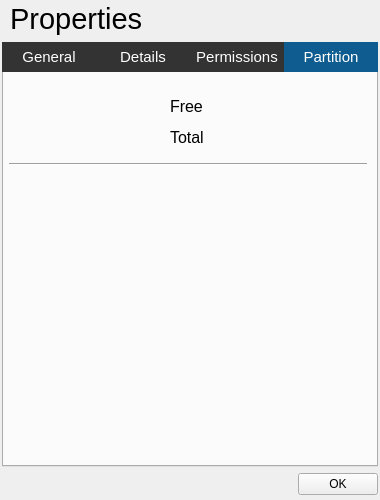
The window that corefm/propertiesw.ui (rahmanshaber/corebox) describes before a commit, drawn with Qt 5.
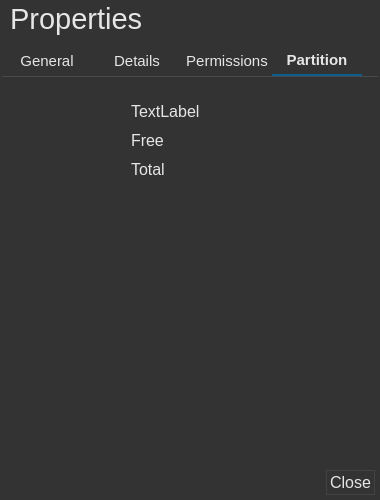
The same window after the commit. The open tabs and pages were chosen to show the change. Icons and pictures are not drawn.

The edit to the form file:
```diff
--- a/corefm/propertiesw.ui
+++ b/corefm/propertiesw.ui
@@ -17,7 +17,17 @@
    <iconset resource="../icons.qrc">
     <normaloff>:/icons/CoreFM.svg</normaloff>:/icons/CoreFM.svg</iconset>
   </property>
+  <property name="styleSheet">
+   <string notr="true">QWidget{
+background-color: #333333;
+color:#E6E6E6; 
+border: 1px rgb(67, 67, 67);
+}</string>
+  </property>
   <layout class="QVBoxLayout" name="verticalLayout">
+   <property name="spacing">
+    <number>15</number>
+   </property>
    <property name="leftMargin">
     <number>2</number>
    </property>
@@ -53,31 +63,29 @@
       </font>
      </property>
      <property name="styleSheet">
-      <string notr="true">QTabWidget QTabBar{
-background-color: #333333;
-height: 30px;
+      <string notr="true">
+QTabWidget::pane { /* The tab widget frame */
+	border-top: 1px solid #454A4D;
+	padding: 5px 0px;
 }
 
-QTabWidget QTabBar::tab{
-text-align: left;
-background-color: #136ba2;
-border-style: none;
-height: 30px;
-width: 84px;
-color: #ffffff;
-padding: 0px 5px 0px 5px;
-}
+QTabWidget::tab-bar { alignment: center; }
 
-QTabWidget QTabBar::tab:selected{
-background-color: #0f5d90;
+/* Style the tab using the tab sub-control. Note that
+    it reads QTabBar _not_ QTabWidget */
+QTabBar::tab {
+	border-style: none;
+	padding-bottom: 5px;
+	min-width: 90px;
 }
-QTabWidget QTabBar::tab:!selected{
-background-color:  #333333;
+QTabBar::tab:selected {
+	border-bottom: 2px solid #0f5d90;
+	font-weight: bold;
 }
-QTabWidget QTabBar::tab:hover{
-background-color:  #3D3D3D;
-}
-</string>
+QTabBar::tab:!selected {
+	font-weight: normal;
+	margin-bottom: 1px;
+}</string>
      </property>
      <property name="currentIndex">
       <number>3</number>
@@ -793,18 +801,60 @@
       </attribute>
       <layout class="QGridLayout" name="gridLayout_5">
        <property name="leftMargin">
-        <number>5</number>
+        <number>10</number>
        </property>
        <property name="topMargin">
         <number>20</number>
        </property>
+       <property name="rightMargin">
+        <number>10</number>
+       </property>
        <property name="bottomMargin">
         <number>2</number>
        </property>
-       <property name="spacing">
+       <property name="horizontalSpacing">
         <number>2</number>
        </property>
-       <item row="3" column="2">
+       <property name="verticalSpacing">
+        <number>10</number>
+       </property>
+       <item row="2" column="1" colspan="2">
+        <widget class="QLabel" name="sizefree">
+         <property name="font">
+          <font>
+           <pointsize>12</pointsize>
+          </font>
+         </property>
+         <property name="text">
+          <string>Free</string>
+         </property>
+        </widget>
+       </item>
+       <item row="3" column="1" colspan="2">
+        <widget class="QLabel" name="sizetotal">
+         <property name="font">
+          <font>
+           <pointsize>12</pointsize>
+          </font>
+         </property>
+         <property name="text">
+          <string>Total</string>
+         </property>
+        </widget>
+       </item>
+       <item row="1" column="1" colspan="2">
+        <widget class="QLabel" name="patitionN">
+         <property name="font">
+          <font>
+           <pointsize>12</pointsize>
+          </font>
+         </property>
+         <property name="text">
+          <string>TextLabel</string>
+         </property>
+        </widget>
+       </item>
+       <item row="4" column="0" colspan="3">
         <spacer name="verticalSpacer">
          <property name="orientation">
           <enum>Qt::Vertical</enum>
@@ -817,21 +867,14 @@
          </property>
         </spacer>
        </item>
-       <item row="2" column="0" colspan="4">
-        <widget class="Line" name="line_5">
-         <property name="minimumSize">
-          <size>
-           <width>0</width>
-           <height>20</height>
-          </size>
-         </property>
-         <property name="orientation">
-          <enum>Qt::Horizontal</enum>
-         </property>
-        </widget>
-       </item>
-       <item row="0" column="0" rowspan="2">
+       <item row="1" column="0" rowspan="3">
         <widget class="QPushButton" name="pushButton_3">
+         <property name="sizePolicy">
+          <sizepolicy hsizetype="Minimum" vsizetype="Expanding">
+           <horstretch>0</horstretch>
+           <verstretch>0</verstretch>
+          </sizepolicy>
+         </property>
          <property name="minimumSize">
           <size>
            <width>60</width>
@@ -840,8 +883,8 @@
          </property>
          <property name="maximumSize">
           <size>
-           <width>60</width>
-           <height>60</height>
+           <width>131</width>
+           <height>13513</height>
           </size>
          </property>
          <property name="text">
@@ -862,52 +905,15 @@
          </property>
         </widget>
        </item>
-       <item row="1" column="2" colspan="2">
-        <widget class="QLabel" name="sizetotal">
-         <property name="font">
-          <font>
-           <pointsize>12</pointsize>
-          </font>
-         </property>
-         <property name="text">
-          <string>Total</string>
-         </property>
-        </widget>
-       </item>
-       <item row="0" column="2" colspan="2">
-        <widget class="QLabel" name="sizefree">
-         <property name="font">
-          <font>
-           <pointsize>12</pointsize>
-          </font>
-         </property>
-         <property name="text">
-          <string>Free</string>
-         </property>
-        </widget>
-       </item>
-       <item row="0" column="1" rowspan="2">
-        <spacer name="horizontalSpacer_3">
-         <property name="orientation">
-          <enum>Qt::Horizontal</enum>
-         </property>
-         <property name="sizeType">
-          <enum>QSizePolicy::Fixed</enum>
-         </property>
-         <property name="sizeHint" stdset="0">
-          <size>
-           <width>47</width>
-           <height>20</height>
-          </size>
-         </property>
-        </spacer>
-       </item>
       </layout>
      </widget>
     </widget>
    </item>
    <item>
     <layout class="QHBoxLayout" name="horizontalLayout">
+     <property name="rightMargin">
+      <number>3</number>
+     </property>
      <item>
       <spacer name="horizontalSpacer">
        <property name="orientation">
@@ -923,8 +929,30 @@
      </item>
      <item>
       <widget class="QPushButton" name="ok">
+       <property name="font">
+        <font>
+         <pointsize>12</pointsize>
+         <weight>50</weight>
+         <bold>false</bold>
+        </font>
+       </property>
+       <property name="styleSheet">
+        <string notr="true">QPushButton{
+border: 1px solid rgb(67, 67, 67);
+padding: 2px 3px 2px 3px;
+}
+
+QPushButton:hover {
+background-color: rgb(48, 140, 198);
+}
+
+QPushButton:checked{
+background-color:rgb(48, 140, 198); 
+}
+</string>
+       </property>
        <property name="text">
-        <string>OK</string>
+        <string>Close</string>
        </property>
       </widget>
      </item>
```
Left out of the diff: 109 changed lines with no effect on the pictures.
